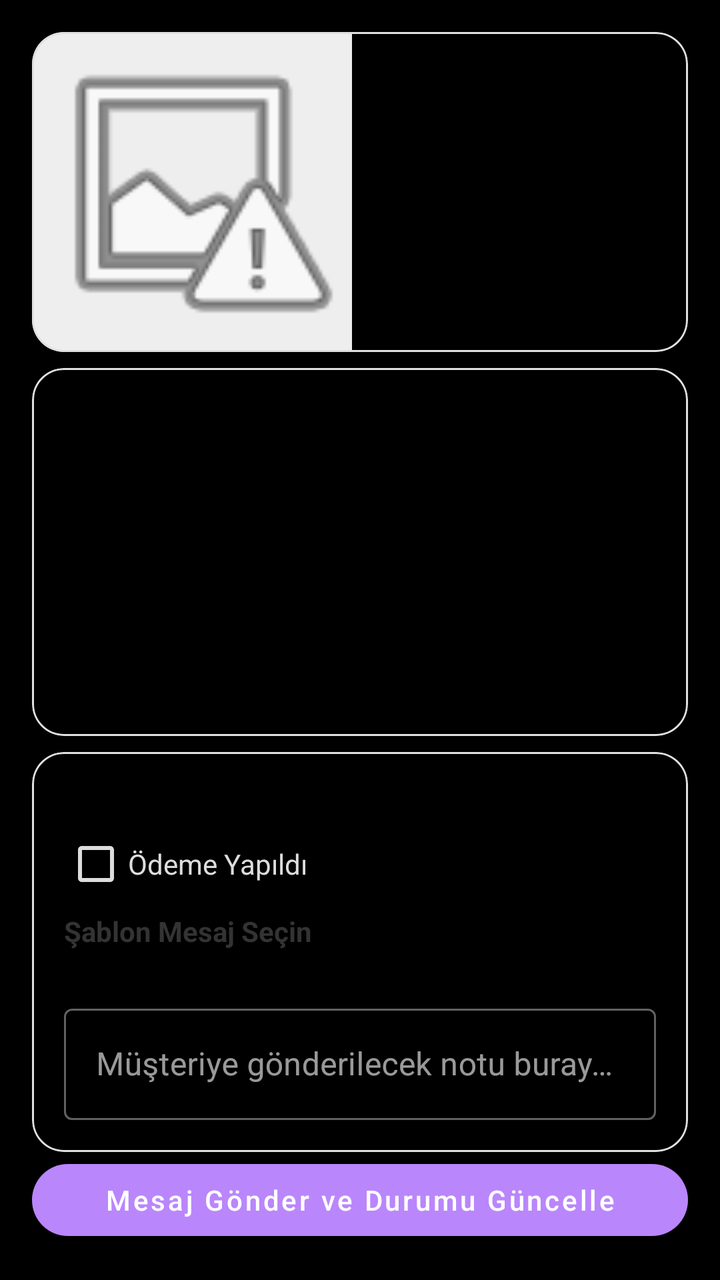
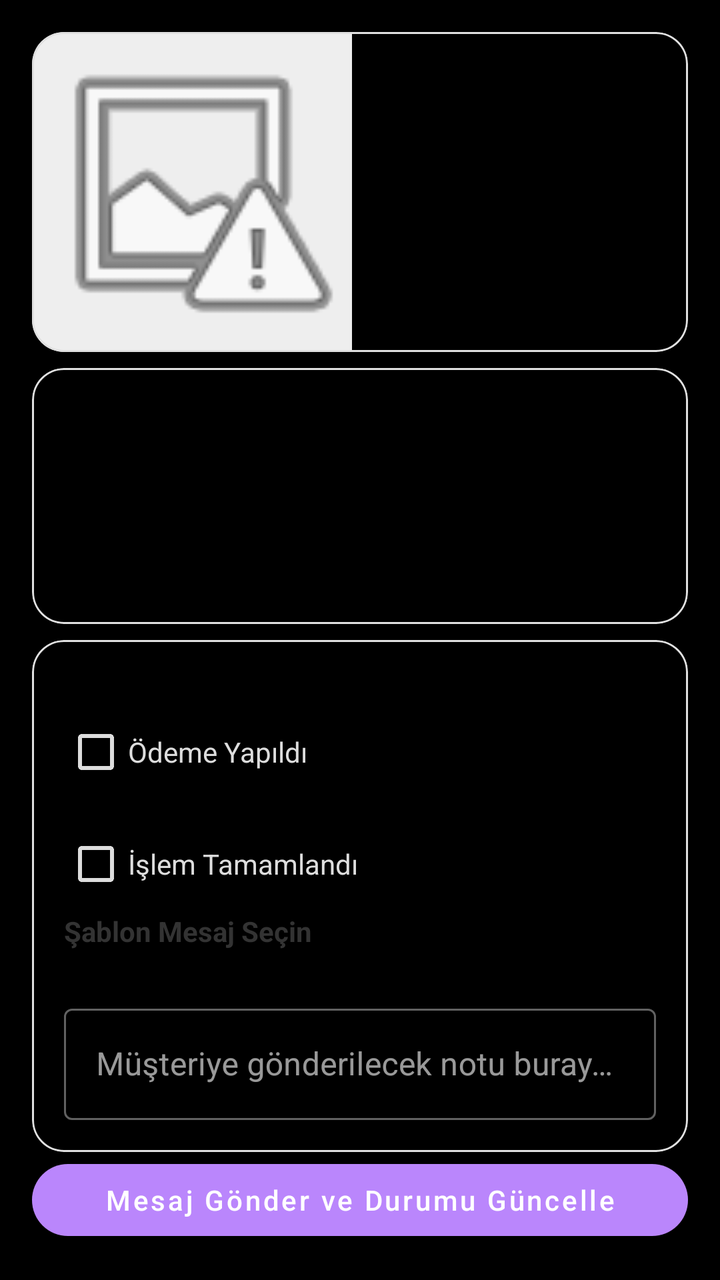

Two renders of the same Android screen: before a commit and after it. Below are the layout's source before the change and the commit's diff.
<!-- AndroidManifest.xml: application theme Theme.MaterialComponents.NoActionBar -->
<!-- res/layout/activity_order_status_update.xml -->
<?xml version="1.0" encoding="utf-8"?>
<androidx.constraintlayout.widget.ConstraintLayout
    xmlns:android="http://schemas.android.com/apk/res/android"
    xmlns:app="http://schemas.android.com/apk/res-auto"
    xmlns:tools="http://schemas.android.com/tools"
    android:id="@+id/layoutOrderStatusUpdate"
    android:layout_width="match_parent"
    android:layout_height="match_parent"
    android:background="#000000"
    android:padding="16dp"
    tools:context=".ui.order.OrderStatusUpdateActivity">

    
    <com.google.android.material.card.MaterialCardView
        android:id="@+id/cardHeader"
        android:layout_width="0dp"
        android:layout_height="wrap_content"
        app:cardCornerRadius="16dp"
        app:cardElevation="2dp"
        app:cardBackgroundColor="#000000"
        app:strokeWidth="1dp"
        app:strokeColor="#E0E0E0"
        app:layout_constraintTop_toTopOf="parent"
        app:layout_constraintStart_toStartOf="parent"
        app:layout_constraintEnd_toEndOf="parent">

        <LinearLayout
            android:layout_width="match_parent"
            android:layout_height="wrap_content"
            android:orientation="horizontal">

            <RelativeLayout
                android:layout_width="160dp"
                android:layout_height="160dp">

                <ProgressBar
                    android:id="@+id/imgLoading"
                    style="?android:attr/progressBarStyleSmall"
                    android:layout_width="32dp"
                    android:layout_height="32dp"
                    android:layout_centerInParent="true"
                    android:visibility="gone" />

                <ImageView
                    android:id="@+id/imgProductThumbnail"
                    android:layout_width="match_parent"
                    android:layout_height="match_parent"
                    android:scaleType="centerCrop"
                    android:background="#EEEEEE"
                    android:contentDescription="@string/order_status_matched_product_placeholder"
                    android:src="@android:drawable/ic_menu_report_image" />
            </RelativeLayout>

            <LinearLayout
                android:layout_width="match_parent"
                android:layout_height="match_parent"
                android:orientation="vertical"
                android:padding="16dp">

                <TextView
                    android:id="@+id/txtCustomerName"
                    android:layout_width="wrap_content"
                    android:layout_height="wrap_content"
                    android:layout_marginTop="4dp"
                    android:textSize="13sp"
                    android:textColor="#DDDDDD" />

                <TextView
                    android:id="@+id/txtMatchedProduct"
                    android:layout_width="wrap_content"
                    android:layout_height="wrap_content"
                    android:layout_marginTop="4dp"
                    android:textSize="13sp"
                    android:textStyle="italic"
                    android:textColor="#DDDDDD" />
            </LinearLayout>

        </LinearLayout>
    </com.google.android.material.card.MaterialCardView>

    
    <com.google.android.material.card.MaterialCardView
        android:id="@+id/cardHistory"
        android:layout_width="0dp"
        android:layout_height="0dp"
        android:layout_marginTop="8dp"
        app:cardCornerRadius="16dp"
        app:cardElevation="1dp"
        app:cardBackgroundColor="#000000"
        app:strokeWidth="1dp"
        app:strokeColor="#E0E0E0"
        app:layout_constraintTop_toBottomOf="@id/cardHeader"
        app:layout_constraintStart_toStartOf="parent"
        app:layout_constraintEnd_toEndOf="parent"
        app:layout_constraintBottom_toTopOf="@id/cardTemplates">

        <androidx.recyclerview.widget.RecyclerView
            android:id="@+id/recyclerStatusHistory"
            android:layout_width="match_parent"
            android:layout_height="match_parent"
            android:padding="8dp"
            tools:listitem="@layout/item_product_status" />
    </com.google.android.material.card.MaterialCardView>

    
    <com.google.android.material.card.MaterialCardView
        android:id="@+id/cardTemplates"
        android:layout_width="0dp"
        android:layout_height="wrap_content"
        android:layout_marginTop="8dp"
        app:cardCornerRadius="16dp"
        app:cardElevation="2dp"
        app:cardBackgroundColor="#000000"
        app:strokeWidth="1dp"
        app:strokeColor="#E0E0E0"
        app:layout_constraintTop_toBottomOf="@id/cardHistory"
        app:layout_constraintStart_toStartOf="parent"
        app:layout_constraintEnd_toEndOf="parent"
        app:layout_constraintBottom_toTopOf="@id/btnUpdate">

        <LinearLayout
            android:layout_width="match_parent"
            android:layout_height="wrap_content"
            android:orientation="vertical"
            android:padding="16dp">

            <com.google.android.material.checkbox.MaterialCheckBox
                android:id="@+id/chkPaymentDone"
                android:layout_width="wrap_content"
                android:layout_height="wrap_content"
                android:layout_marginTop="16dp"
                android:text="Ödeme Yapıldı"
                android:textColor="#DDDDDD"
                app:buttonTint="#DDDDDD" />

            <TextView
                android:id="@+id/txtTemplateTitle"
                android:layout_width="wrap_content"
                android:layout_height="wrap_content"
                android:text="@string/message_template_title"
                android:textSize="14sp"
                android:textStyle="bold"
                android:textColor="#333333" />

            
            <com.google.android.material.chip.ChipGroup
                android:id="@+id/radioGroupTemplates"
                android:layout_width="match_parent"
                android:layout_height="wrap_content"
                android:layout_marginTop="8dp"
                android:layout_marginBottom="8dp"
                app:singleSelection="true"
                app:selectionRequired="false"
                app:singleLine="false"
                app:chipSpacing="8dp" />

            <com.google.android.material.textfield.TextInputLayout
                android:layout_width="match_parent"
                android:layout_height="wrap_content"
                android:layout_marginTop="8dp"
                android:hint="@string/message_template_hint_free_text"
                style="@style/Widget.MaterialComponents.TextInputLayout.OutlinedBox">

                <com.google.android.material.textfield.TextInputEditText
                    android:id="@+id/edtFreeText"
                    android:layout_width="match_parent"
                    android:layout_height="wrap_content"
                    android:inputType="textCapSentences"
                    android:minLines="2"
                    android:maxLines="4" />
            </com.google.android.material.textfield.TextInputLayout>

        </LinearLayout>
    </com.google.android.material.card.MaterialCardView>

    
    <com.google.android.material.button.MaterialButton
        android:id="@+id/btnUpdate"
        style="@style/Widget.MaterialComponents.Button"
        android:layout_width="0dp"
        android:layout_height="wrap_content"
        android:text="@string/message_template_button_update_order"
        android:textAllCaps="false"
        app:cornerRadius="24dp"
        android:textColor="@android:color/white"
        app:layout_constraintBottom_toBottomOf="parent"
        app:layout_constraintStart_toStartOf="parent"
        app:layout_constraintEnd_toEndOf="parent" />

</androidx.constraintlayout.widget.ConstraintLayout>
<!-- res/layout/item_product_status.xml (included above) -->
<?xml version="1.0" encoding="utf-8"?>
<androidx.constraintlayout.widget.ConstraintLayout
    xmlns:android="http://schemas.android.com/apk/res/android"
    xmlns:app="http://schemas.android.com/apk/res-auto"
    android:layout_width="match_parent"
    android:layout_height="wrap_content"
    android:padding="8dp">

    <TextView
        android:id="@+id/txtStatus"
        android:layout_width="0dp"
        android:layout_height="wrap_content"
        android:text="Durum"
        android:textStyle="bold"
        app:layout_constraintTop_toTopOf="parent"
        app:layout_constraintStart_toStartOf="parent"
        app:layout_constraintEnd_toEndOf="parent" />

    <TextView
        android:id="@+id/txtDate"
        android:layout_width="0dp"
        android:layout_height="wrap_content"
        android:text="2025-10-01T09:10:00Z"
        android:textSize="12sp"
        android:textColor="@android:color/darker_gray"
        app:layout_constraintTop_toBottomOf="@id/txtStatus"
        app:layout_constraintStart_toStartOf="parent"
        app:layout_constraintEnd_toEndOf="parent"
        app:layout_constraintBottom_toBottomOf="parent" />

</androidx.constraintlayout.widget.ConstraintLayout>
<!-- resources referenced by this layout -->
<resources>
  <string name="message_template_button_update_order">Mesaj Gönder ve Durumu Güncelle</string>
  <string name="message_template_hint_free_text">Müşteriye gönderilecek notu buraya yazın (opsiyonel)</string>
  <string name="message_template_title">Şablon Mesaj Seçin</string>
  <string name="order_status_matched_product_placeholder">Eşleşen Ürün: -</string>
</resources>

<!-- the commit's change to res/layout/activity_order_status_update.xml (unified diff, before → after) -->
@@ -132,6 +132,16 @@
                 android:text="Ödeme Yapıldı"
                 android:textColor="#DDDDDD"
                 app:buttonTint="#DDDDDD" />
+            
+            <com.google.android.material.checkbox.MaterialCheckBox
+                android:id="@+id/chkOperationDone"
+                android:layout_width="wrap_content"
+                android:layout_height="wrap_content"
+                android:layout_marginTop="8dp"
+                android:text="İşlem Tamamlandı"
+                android:textColor="#DDDDDD"
+                app:buttonTint="#DDDDDD" />
+
 
             <TextView
                 android:id="@+id/txtTemplateTitle"
